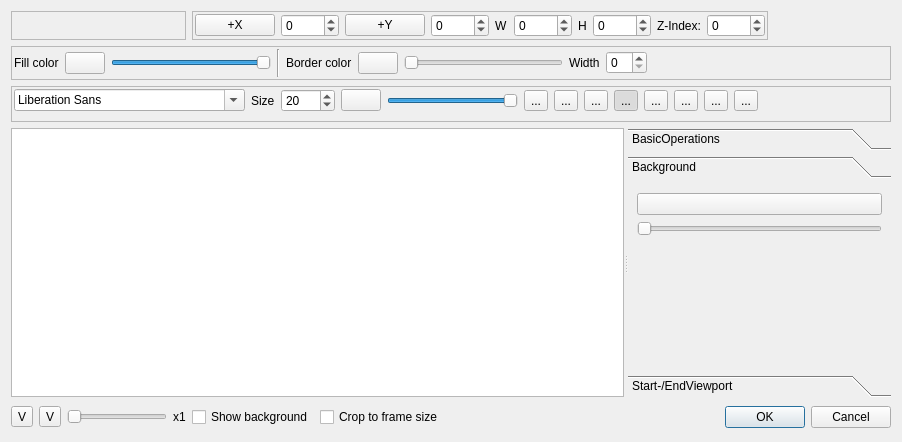
The window that src/widgets/titlewidget_ui.ui (KDE/kdenlive) describes before a commit, drawn with Qt 5.
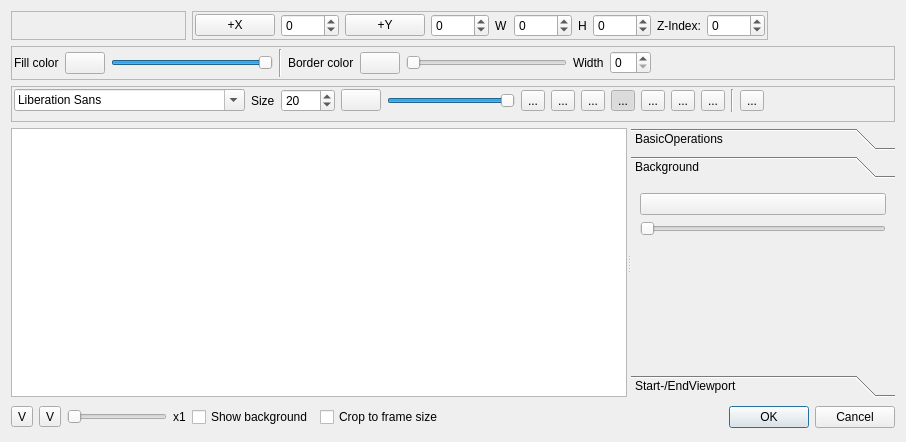
The same window after the commit. The open tabs and pages were chosen to show the change. Custom widgets are drawn as their Qt base class.

Diff of the .ui file:
```diff
--- a/src/widgets/titlewidget_ui.ui
+++ b/src/widgets/titlewidget_ui.ui
@@ -6,7 +6,7 @@
    <rect>
     <x>0</x>
     <y>0</y>
-    <width>902</width>
+    <width>906</width>
     <height>442</height>
    </rect>
   </property>
@@ -285,6 +285,13 @@
           </property>
          </widget>
         </item>
+        <item>
+         <widget class="Line" name="line">
+          <property name="orientation">
+           <enum>Qt::Vertical</enum>
+          </property>
+         </widget>
+        </item>
         <item>
          <widget class="QToolButton" name="buttonInsertUnicode">
           <property name="text">
@@ -450,8 +457,8 @@
         <rect>
          <x>0</x>
          <y>0</y>
-         <width>441</width>
-         <height>143</height>
+         <width>96</width>
+         <height>73</height>
         </rect>
        </property>
        <attribute name="label">
```
Left out of the diff: 4 changed lines with no effect on the pictures.
